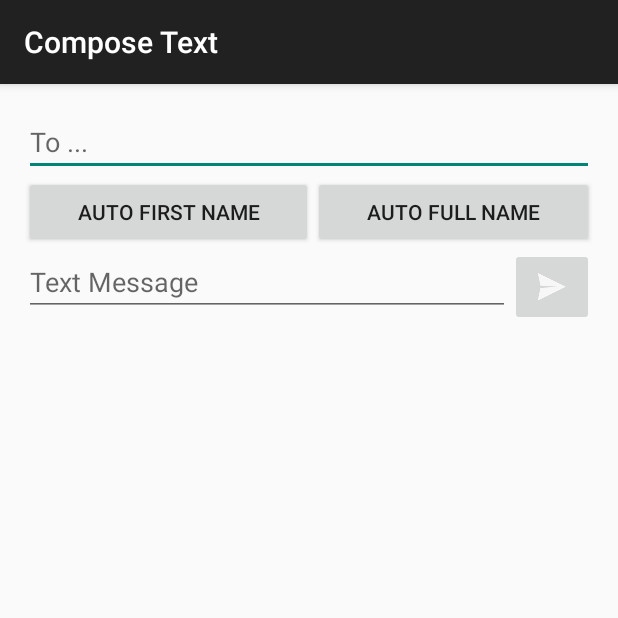
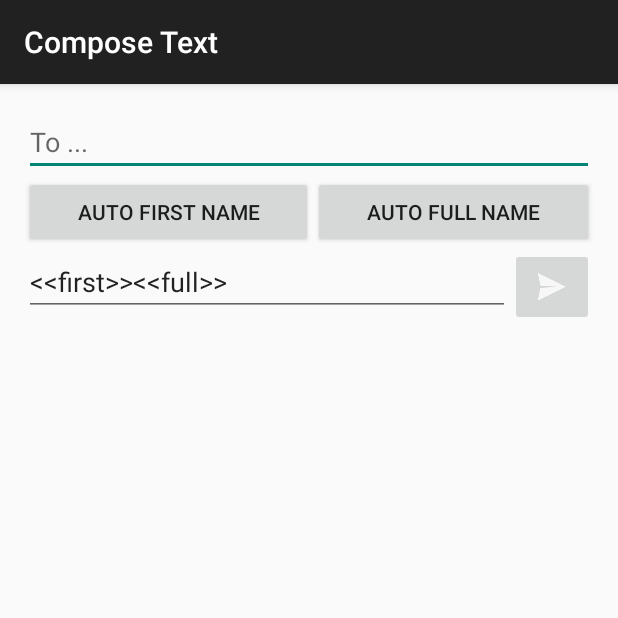
Before and after one commit to mitwong/tru2form, an Android app: the screen it shows after launch (MainActivity), after a tap on "AUTO FULL NAME", on a phone screen of 412 x 824 dp, the top half of it. Run offline under Robolectric (Android 15) with nearby library versions, the phone set to English and light mode, and no system bars; libraries missing offline, so code that uses them is left out: com.android.ex, com.google.i18n.phonenumbers; plain views replace RecipientEditTextView; 3 statements that could not run were skipped; 1 other tap on this screen came first.

Commit message:
Working with plan b
Because it does basic string replacement, some use cases may give
unintuitive results.

Additionally, I programmed it to accept actual phone numbers with no
contact information (this use case breaks this right now and it seems to
be this case is not a legitimate use case).

```diff
--- a/app/src/main/java/mobileappdev/tru2form/MainActivity.java
+++ b/app/src/main/java/mobileappdev/tru2form/MainActivity.java
@@ -33,8 +33,11 @@ public class MainActivity extends ActionBarActivity {
     ImageButton button;
     EditText editPhoneNum;
     EditText editSMS;
+
+    final String firstNamePlaceholder = "<<first>>";
+    final String fullNamePlaceholder = "<<full>>";
+
     @Override
-
     protected void onCreate(Bundle savedInstanceState) {
         super.onCreate(savedInstanceState);
         setContentView(R.layout.activity_main);
@@ -73,8 +76,16 @@ public class MainActivity extends ActionBarActivity {
 
     // Need to implement the actual replacement
     public void replaceFirstName(View view) {
+
+        EditText message = (EditText) findViewById(R.id.editText);
+
+        int start = Math.max(message.getSelectionStart(), 0);
+        int end = Math.max(message.getSelectionEnd(), 0);
+        message.getText().replace(Math.min(start, end), Math.max(start, end),
+                firstNamePlaceholder, 0, firstNamePlaceholder.length());
+
         Context context = getApplicationContext();
-        CharSequence text = "Auto Replacing First Name";
+        CharSequence text = "Auto Replace First Name";
         int duration = Toast.LENGTH_SHORT;
 
         Toast toast = Toast.makeText(context, text, duration);
@@ -83,8 +94,15 @@ public class MainActivity extends ActionBarActivity {
 
     // Need to implement the actual replacement
     public void replaceFullName(View view) {
+        EditText message = (EditText) findViewById(R.id.editText);
+
+        int start = Math.max(message.getSelectionStart(), 0);
+        int end = Math.max(message.getSelectionEnd(), 0);
+        message.getText().replace(Math.min(start, end), Math.max(start, end),
+                fullNamePlaceholder, 0, fullNamePlaceholder.length());
+
         Context context = getApplicationContext();
-        CharSequence text = "Auto Replacing Full Name";
+        CharSequence text = "Auto Replace Full Name";
         int duration = Toast.LENGTH_SHORT;
 
         Toast toast = Toast.makeText(context, text, duration);
@@ -95,7 +113,7 @@ public class MainActivity extends ActionBarActivity {
     public void sendText(View view) {
         // Retrieve the text message
         editSMS = (EditText) findViewById(R.id.editText);
-        String sms = editSMS.getText().toString();
+        String rawSms = editSMS.getText().toString();
 
         // Get the values of the contacts
         final RecipientEditTextView contactsField =
@@ -132,7 +150,9 @@ public class MainActivity extends ActionBarActivity {
                 // Get number and format it to string
                 String phoneNumClean = Long.toString(usNumberProto.getNationalNumber());
 
-                sendSMS(phoneNumClean, sms);
+                // Do the replacements for first/full names and send the message
+                String replacedSms = doReplacement(rawSms, chip);
+                sendSMS(phoneNumClean, replacedSms);
 
             } catch (NumberParseException e) {
                 // The number provided was not a phone number so continue iterating
@@ -168,7 +188,6 @@ public class MainActivity extends ActionBarActivity {
                         // Toast for each message made UI cluttered
 //                        Toast.makeText(getBaseContext(), "SMS sent",
 //                                Toast.LENGTH_SHORT).show();
-                        System.out.println("Sent message");
                         break;
                     case SmsManager.RESULT_ERROR_GENERIC_FAILURE:
                         Toast.makeText(getBaseContext(), "Generic failure",
@@ -202,7 +221,6 @@ public class MainActivity extends ActionBarActivity {
                         // Only appears on real devices
                         Toast.makeText(getBaseContext(), "SMS delivered",
                                 Toast.LENGTH_SHORT).show();
-                        //System.out.println("Delivered message");
                         break;
                     case Activity.RESULT_CANCELED:
                         Toast.makeText(getBaseContext(), "SMS not delivered",
@@ -217,6 +235,26 @@ public class MainActivity extends ActionBarActivity {
         for (String single : messages) {
             sms.sendTextMessage(phoneNumber, null, message, null, null);
         }
-        System.out.println("sendTextMessage called");
+    }
+
+
+    private String doReplacement(String original, DrawableRecipientChip chip) {
+        // Retrieve the full name associated with the chip
+        String fullName = chip.getEntry().getDisplayName();
+        Integer firstSpacePos = fullName.indexOf(' ');
+
+        // Retrieve the first name associated with the chip
+        String firstName = "";
+        if (firstSpacePos == -1) {
+            firstName = fullName;
+        } else {
+            firstName = fullName.substring(0, firstSpacePos);
+        }
+
+        // Replace any instances of <<first>> or <<full>>
+        // Note, order is full then first because of case where the first name is <<first>>
+        original = original.replace(fullNamePlaceholder, fullName);
+        original = original.replace(firstNamePlaceholder, firstName);
+        return original;
     }
 }
```
